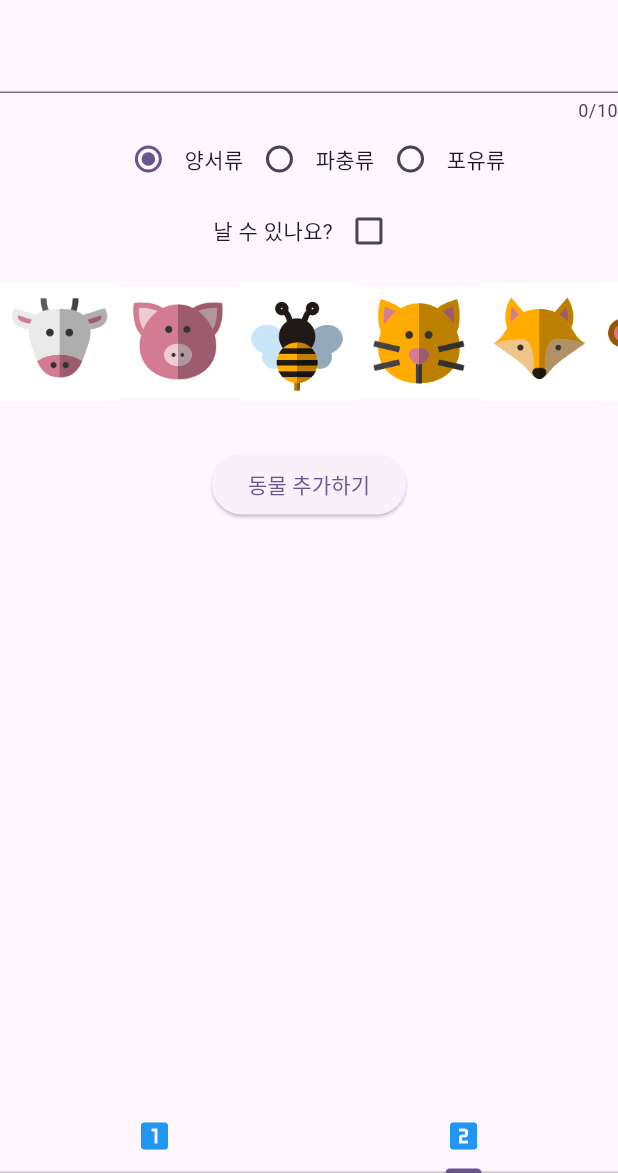
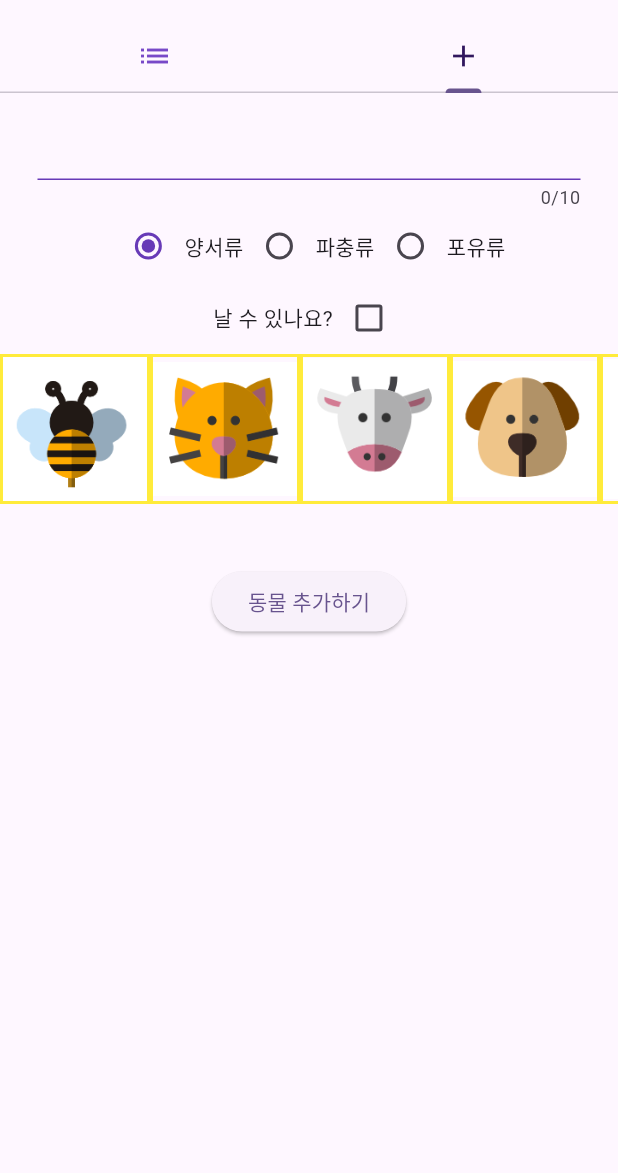
Before and after one commit to nnmmnn15/flutter_practice, a Flutter app: the screen it shows after launch, tab 2 chosen, on a phone screen of 412 x 824 dp, the part 63-1236 px from its top. Run offline on Flutter 3.47's test engine with Material 3 defaults, Android fonts, the light colour scheme and no system bars; our stand-ins replace get; missing offline and left inert: simple_gesture_detector.

Commit message:
animal_check_listview get & color

```diff
--- a/package/listview_insert_app/lib/main.dart
+++ b/package/listview_insert_app/lib/main.dart
@@ -1,4 +1,5 @@
 import 'package:flutter/material.dart';
+import 'package:get/get.dart';
 import 'package:listview_insert_app/view/home.dart';
 
 void main() {
@@ -10,7 +11,7 @@ class MyApp extends StatelessWidget {
 
   @override
   Widget build(BuildContext context) {
-    return MaterialApp(
+    return GetMaterialApp(
       title: 'Flutter Demo',
       theme: ThemeData(
         colorScheme: ColorScheme.fromSeed(seedColor: Colors.deepPurple),
--- a/package/listview_insert_app/lib/view/home.dart
+++ b/package/listview_insert_app/lib/view/home.dart
@@ -86,6 +86,25 @@ class _HomeState extends State<Home> with SingleTickerProviderStateMixin {
     return Scaffold(
       appBar: AppBar(
         title: const Text('ListView Test'),
+        bottom: TabBar(
+          controller: controller,
+          labelColor: const Color.fromARGB(255, 49, 23, 94),
+          unselectedLabelColor: const Color.fromARGB(255, 120, 73, 200),
+          tabs: const [
+            Tab(
+              icon: Icon(
+                Icons.list,
+                // color: Colors.blue,
+              ),
+            ),
+            Tab(
+              icon: Icon(
+                Icons.add,
+                // color: Colors.blue,
+              ),
+            ),
+          ],
+        ),
       ),
       body: TabBarView(
         physics: const NeverScrollableScrollPhysics(),
@@ -95,23 +114,20 @@ class _HomeState extends State<Home> with SingleTickerProviderStateMixin {
           SecondPage(list: animalList),
         ],
       ),
-      bottomNavigationBar: TabBar(
-        controller: controller,
-        tabs: const [
-          Tab(
-            icon: Icon(
-              Icons.looks_one,
-              color: Colors.blue,
-            ),
-          ),
-          Tab(
-            icon: Icon(
-              Icons.looks_two,
-              color: Colors.blue,
-            ),
-          ),
-        ]
-      ),
+      // bottomNavigationBar: TabBar(controller: controller, tabs: const [
+      //   Tab(
+      //     icon: Icon(
+      //       Icons.looks_one,
+      //       color: Colors.blue,
+      //     ),
+      //   ),
+      //   Tab(
+      //     icon: Icon(
+      //       Icons.looks_two,
+      //       color: Colors.blue,
+      //     ),
+      //   ),
+      // ]),
     );
   }
 }
--- a/package/listview_insert_app/lib/view/second_page.dart
+++ b/package/listview_insert_app/lib/view/second_page.dart
@@ -1,4 +1,5 @@
 import 'package:flutter/material.dart';
+import 'package:get/get.dart';
 import 'package:listview_insert_app/model/animal.dart';
 
 class SecondPage extends StatefulWidget {
@@ -17,6 +18,10 @@ class _SecondPageState extends State<SecondPage> {
   late String imagePath; // Image 선택
   late String imageName; // 선택한 Image 이름
 
+  late List<String> imagePathList;
+  late List<String> imageNameList;
+  late List<Color> selectColor;
+
   @override
   void initState() {
     super.initState();
@@ -25,6 +30,36 @@ class _SecondPageState extends State<SecondPage> {
     flyExist = false;
     imagePath = "";
     imageName = "";
+    imagePathList = [
+      'images/bee.png',
+      'images/cat.png',
+      'images/cow.png',
+      'images/dog.png',
+      'images/fox.png',
+      'images/monkey.png',
+      'images/pig.png',
+      'images/wolf.png',
+    ];
+    imageNameList = [
+      '벌',
+      '고양이',
+      '젖소',
+      '강아지',
+      '여우',
+      '원숭이',
+      '돼지',
+      '늑대',
+    ];
+    selectColor = [
+      Colors.yellow,
+      Colors.yellow,
+      Colors.yellow,
+      Colors.yellow,
+      Colors.yellow,
+      Colors.yellow,
+      Colors.yellow,
+      Colors.yellow,
+    ];
   }
 
   @override
@@ -33,16 +68,28 @@ class _SecondPageState extends State<SecondPage> {
       body: Center(
         child: Column(
           children: [
-            TextField(
+            Padding(
+              padding: const EdgeInsets.fromLTRB(25, 10, 25, 0),
+              child: TextField(
                 controller: nameController,
+                decoration: const InputDecoration(
+                  enabledBorder: UnderlineInputBorder(
+                    borderSide: BorderSide(color: Colors.deepPurple),
+                  ),
+                  focusedBorder: UnderlineInputBorder(
+                    borderSide: BorderSide(color: Colors.deepPurple),
+                  ),
+                ),
                 keyboardType: TextInputType.text,
                 maxLength: 10,
                 maxLines: 1,
+              ),
             ),
             Row(
               mainAxisAlignment: MainAxisAlignment.center,
               children: [
                 Radio(
+                  fillColor: WidgetStatePropertyAll(Colors.deepPurple),
                   value: 0,
                   groupValue: radioValue,
                   onChanged: (value) => radioChange(value),
@@ -77,90 +124,35 @@ class _SecondPageState extends State<SecondPage> {
             ),
             SizedBox(
               height: 100,
-              child: ListView(
+              child: ListView.builder(
                 scrollDirection: Axis.horizontal,
-                children: [
-                  GestureDetector(
+                itemCount: imagePathList.length,
+                itemBuilder: (context, index) {
+                  return GestureDetector(
                     onTap: () {
-                      imagePath = 'images/cow.png';
-                      imageName = "젖소";
+                      imagePath = imagePathList[index];
+                      imageName = imageNameList[index];
+                      selectedColor(index);
                       setState(() {});
                     },
+                    child: Container(
+                      width: 100,
+                      height: 100,
+                      decoration: BoxDecoration(
+                          border:
+                              Border.all(color: selectColor[index], width: 2)),
                       child: Image.asset(
-                      'images/cow.png',
-                      width: 80,
+                        imagePathList[index],
                       ),
                     ),
-                  GestureDetector(
-                    onTap: () {
-                      imagePath = 'images/pig.png';
-                      imageName = "돼지";
-                      setState(() {});
+                  );
                 },
-                    child: Image.asset(
-                      'images/pig.png',
-                      width: 80,
               ),
             ),
-                  GestureDetector(
-                    onTap: () {
-                      imagePath = 'images/bee.png';
-                      imageName = "벌";
-                      setState(() {});
-                    },
-                    child: Image.asset(
-                      'images/bee.png',
-                      width: 80,
+            Padding(
+              padding: const EdgeInsets.symmetric(vertical: 10),
+              child: Text(imageName),
             ),
-                  ),
-                  GestureDetector(
-                    onTap: () {
-                      imagePath = 'images/cat.png';
-                      imageName = "고양이";
-                      setState(() {});
-                    },
-                    child: Image.asset(
-                      'images/cat.png',
-                      width: 80,
-                    ),
-                  ),
-                  GestureDetector(
-                    onTap: () {
-                      imagePath = 'images/fox.png';
-                      imageName = "여우";
-                      setState(() {});
-                    },
-                    child: Image.asset(
-                      'images/fox.png',
-                      width: 80,
-                    ),
-                  ),
-                  GestureDetector(
-                    onTap: () {
-                      imagePath = 'images/monkey.png';
-                      imageName = "원숭이";
-                      setState(() {});
-                    },
-                    child: Image.asset(
-                      'images/monkey.png',
-                      width: 80,
-                    ),
-                  ),
-                  GestureDetector(
-                    onTap: () {
-                      imagePath = 'images/wolf.png';
-                      imageName = "늑대";
-                      setState(() {});
-                    },
-                    child: Image.asset(
-                      'images/wolf.png',
-                      width: 80,
-                    ),
-                  ),
-                ],
-              ),
-            ),
-            Text(imageName),
             ElevatedButton(
               onPressed: () => _showDialog(),
               child: const Text('동물 추가하기'),
@@ -185,46 +177,35 @@ class _SecondPageState extends State<SecondPage> {
       flyExist: flyExist,
     );
 
-    showDialog(
-      context: context,
+    Get.defaultDialog(
+        title: '동물 추가하기',
+        middleText: '이 동물은 ${animal.animalName} 입니다.\n'
+            '또 이 동물의 종류는 ${animal.kind} 입니다\n'
+            '이 동물은 ${animal.flyExist ? "날 수 있습니다." : "날 수 없습니다."}\n'
+            '이 동물을 추가하시겠습니까?',
         barrierDismissible: false,
-      builder: (context) {
-        return AlertDialog(
-          title: const Text(
-            '동물 추하기',
-            style: TextStyle(fontSize: 20, fontWeight: FontWeight.bold),
-          ),
-          content: Text(
-            '이 동물은 ${animal.animalName} 입니다.\n'
-            '또 이 동물의 종류는 ${animal.kind} 입니다\n'
-            '이 동물은 ${animal.flyExist ? "날 수 있습니다." : "날 수 없습니다."}'
-            '이 동물을 추가하시겠습니까?',
-          ),
+        titleStyle: const TextStyle(fontSize: 20, fontWeight: FontWeight.bold),
         actions: [
           TextButton(
             onPressed: () {
               widget.list.add(animal);
-                Navigator.of(context).pop();
-
+              Get.back();
             },
             child: const Text('예'),
           ),
           TextButton(
             onPressed: () {
-                Navigator.of(context).pop();
+              Get.back();
             },
             child: const Text('아니오'),
           ),
-          ],
-        );
-      },
-    );
+        ]);
   }
 
-  getKind(int radioValue){
+  getKind(int radioValue) {
     String returnValue = "";
 
-    switch(radioValue){
+    switch (radioValue) {
       case 0:
         returnValue = "양서류";
       case 1:
@@ -234,4 +215,11 @@ class _SecondPageState extends State<SecondPage> {
     }
     return returnValue;
   }
+
+  selectedColor(index) {
+    for (int i = 0; i < selectColor.length; i++) {
+      selectColor[i] = Colors.yellow;
     }
+    selectColor[index] = Colors.red;
+  }
+}
--- a/package/listview_insert_app/pubspec.yaml
+++ b/package/listview_insert_app/pubspec.yaml
@@ -35,6 +35,8 @@ dependencies:
   # The following adds the Cupertino Icons font to your application.
   # Use with the CupertinoIcons class for iOS style icons.
   cupertino_icons: ^1.0.6
+  # Get
+  get: ^4.6.6
 
 dev_dependencies:
   flutter_test:
```
Also changed, not shown: package/listview_insert_app/lib/view/first_page.dart (+13 -28 lines). Lines whose indentation alone changed are shown as unchanged.
